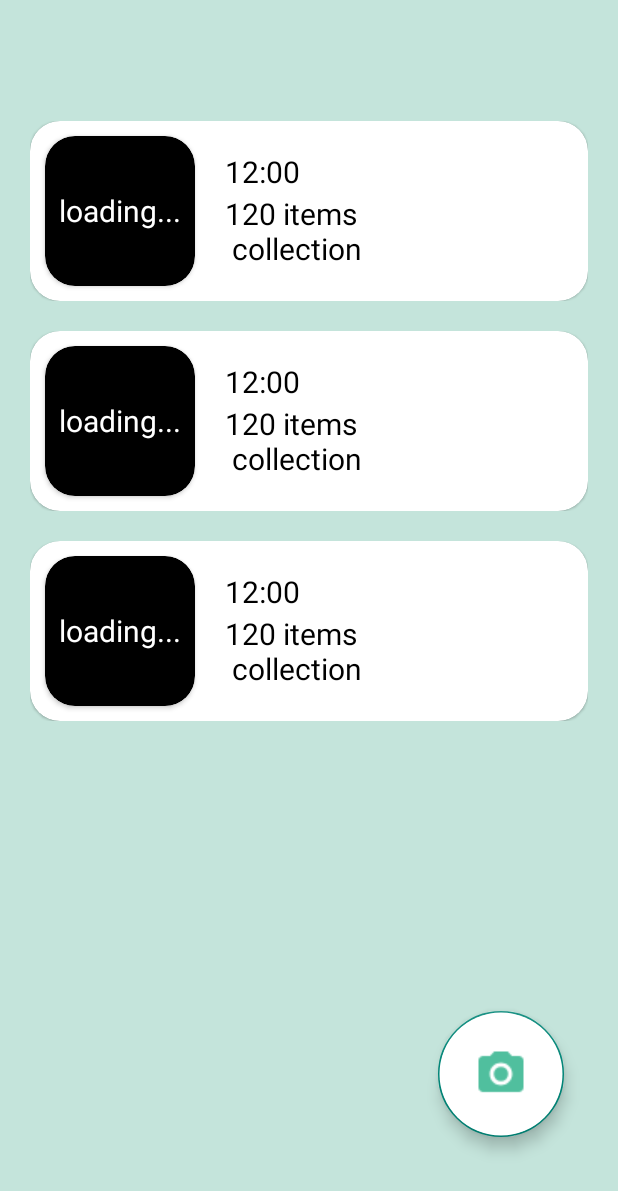
After one commit to billy0204/CoastalCleanupAppDemo, an Android app: the layout activity_current.xml on its own in the app's theme, with its tools: preview values and no code run, on a phone screen of 412 x 824 dp. The commit adds this screen. Shown: the top 1191 px of the screen. Run offline under Robolectric (Android 15) with nearby library versions, the phone set to English and light mode, and no system bars.

Commit message:
Change move camera button and list of image into CurrentActivity.kt

```diff
--- a/app/src/main/AndroidManifest.xml
+++ b/app/src/main/AndroidManifest.xml
@@ -16,6 +16,9 @@
         android:supportsRtl="true"
         android:theme="@style/Theme.USJProjectDemo"
         tools:targetApi="31">
+        <activity
+            android:name=".CurrentActivity"
+            android:exported="false" />
         <activity
             android:name=".PredictedObjectExhibitActivity"
             android:exported="false" />
--- a/app/src/main/java/com/example/usjprojectdemo/Data/UserData.kt
+++ b/app/src/main/java/com/example/usjprojectdemo/Data/UserData.kt
@@ -12,7 +12,7 @@ data class UserData(
 ){
     companion object{
         var user:UserData = UserData()
-        val currentActivityID:String = "-NYpFFh-pIhg9SHLz3E7";
+        var currentActivityID:String = "";
         var randomID = getRandomId()
         fun getRandomId(): String? {
             val userRef = Firebase.database.getReference("users").child(user.id).child("JoinedActivity").child(UserData.currentActivityID)
--- /dev/null
+++ b/app/src/main/res/layout/activity_current.xml
@@ -0,0 +1,48 @@
+<?xml version="1.0" encoding="utf-8"?>
+<androidx.constraintlayout.widget.ConstraintLayout xmlns:android="http://schemas.android.com/apk/res/android"
+    xmlns:app="http://schemas.android.com/apk/res-auto"
+    xmlns:tools="http://schemas.android.com/tools"
+    android:layout_width="match_parent"
+    android:layout_height="match_parent"
+    android:background="@color/lightGreen"
+    android:padding="20dp"
+    tools:context=".CurrentActivity">
+
+    <com.google.android.material.floatingactionbutton.FloatingActionButton
+        android:id="@+id/floatingButton"
+        android:layout_width="wrap_content"
+        android:layout_height="wrap_content"
+        android:layout_marginEnd="30dp"
+        android:layout_marginBottom="60dp"
+        android:backgroundTint="@color/white"
+        android:scaleType="fitCenter"
+        android:scaleX="1.5"
+        android:scaleY="1.5"
+        android:src="@drawable/baseline_camera_alt_24"
+        app:layout_constraintBottom_toBottomOf="parent"
+        app:layout_constraintEnd_toEndOf="parent" />
+
+    <LinearLayout
+        android:layout_width="match_parent"
+        android:layout_height="match_parent"
+        android:orientation="vertical">
+
+
+        <TextView
+            android:id="@+id/textView"
+            android:layout_width="match_parent"
+            android:layout_height="wrap_content"
+            android:gravity="center"
+            android:textSize="30sp"
+            android:textStyle="bold" />
+
+        <androidx.recyclerview.widget.RecyclerView
+            android:id="@+id/recycleView"
+            android:layout_width="match_parent"
+            android:layout_height="0dp"
+            android:layout_marginTop="20dp"
+            android:layout_weight="1"
+            tools:listitem="@layout/collected_image_card" />
+    </LinearLayout>
+
+</androidx.constraintlayout.widget.ConstraintLayout>
--- a/app/src/main/res/layout/collected_image_card.xml
+++ b/app/src/main/res/layout/collected_image_card.xml
@@ -8,7 +8,6 @@
     <com.google.android.material.card.MaterialCardView
         android:layout_width="match_parent"
         android:layout_height="match_parent"
-        app:cardElevation="10dp"
         app:cardPreventCornerOverlap="false"
         app:cardCornerRadius="20dp">
         <LinearLayout
@@ -20,13 +19,20 @@
             android:layout_height="100dp"
             android:layout_gravity="center_vertical"
             android:layout_marginStart="10dp"
+            android:backgroundTint="@color/black"
             app:cardCornerRadius="20dp">
+            <TextView
+                android:layout_width="match_parent"
+                android:layout_height="match_parent"
+                android:gravity="center"
+                android:textColor="@color/white"
+                android:text="loading..."/>
             <ImageView
                 android:id="@+id/imageView"
                 android:layout_width="match_parent"
                 android:layout_height="match_parent"
-                android:src="@drawable/pic"
                 android:scaleType="centerCrop"/>
+
         </androidx.cardview.widget.CardView>
 
             <LinearLayout
```
Also changed, not shown: app/src/main/java/com/example/usjprojectdemo/Adapter/CollectionCardAdapter.kt (+13 -13 lines), app/src/main/java/com/example/usjprojectdemo/Adapter/PredictedImageExhibitAdapter.kt (+17 -3 lines), app/src/main/java/com/example/usjprojectdemo/CurrentActivity.kt (added, +50 -0 lines), app/src/main/java/com/example/usjprojectdemo/Fragments/CollectionFragment.kt (+1 -6 lines), app/src/main/res/layout/collection_card.xml (+0 -23 lines), app/src/main/res/layout/fragment_collection.xml (+0 -13 lines).
